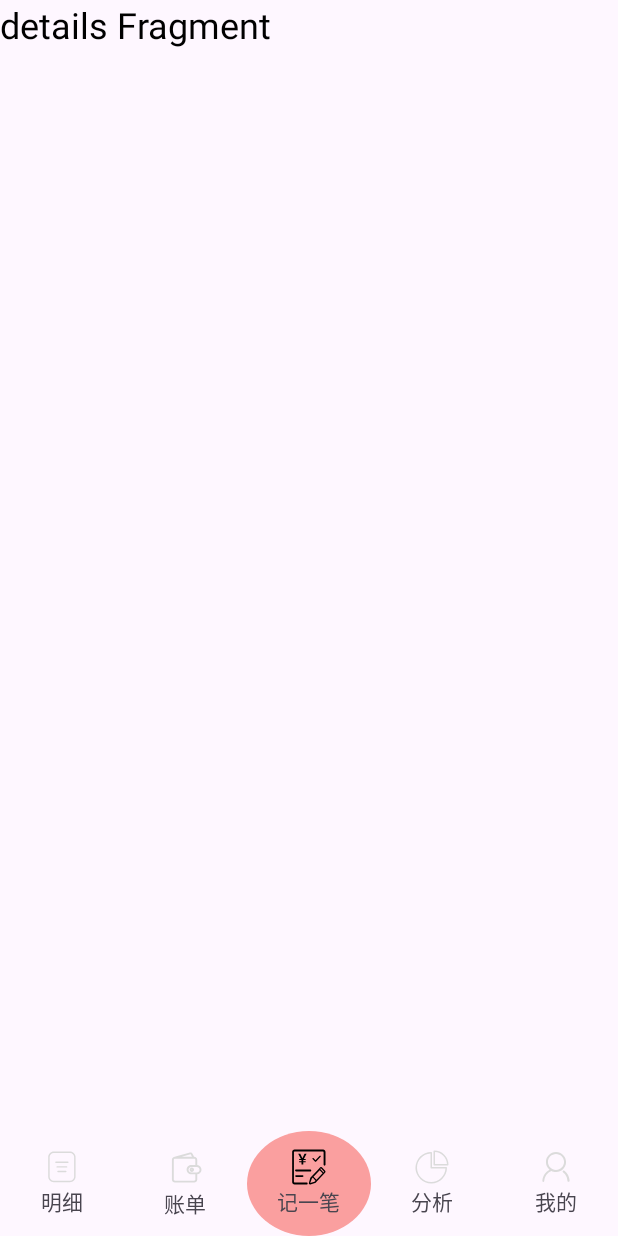
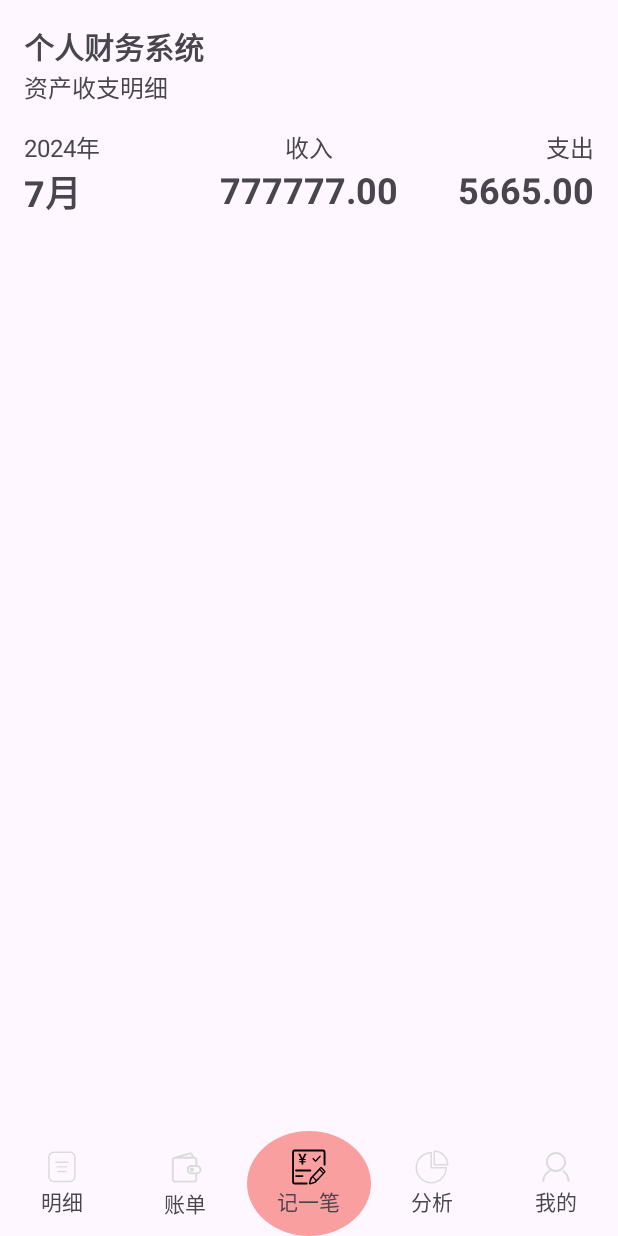
Before and after one commit to DMUGZT/Android_main, an Android app: the screen it shows after launch (MainActivity), on a phone screen of 412 x 824 dp. Run offline under Robolectric (Android 15) with nearby library versions, the phone set to English and light mode, and no system bars.

Commit message:
Detail界面demo

```diff
--- a/app/src/main/res/layout/activity_login.xml
+++ b/app/src/main/res/layout/activity_login.xml
@@ -23,7 +23,7 @@
         android:id="@+id/logoImageView"
         android:layout_width="100dp"
         android:layout_height="100dp"
-        android:src="@drawable/ic_logo"
+        android:src="@drawable/login_logo"
         android:layout_marginTop="20dp"
         android:contentDescription="Logo" />
     <EditText
--- a/app/src/main/res/layout/fragment_details.xml
+++ b/app/src/main/res/layout/fragment_details.xml
@@ -1,16 +1,106 @@
-<?xml version="1.0" encoding="utf-8"?>
-<FrameLayout xmlns:android="http://schemas.android.com/apk/res/android"
-    xmlns:tools="http://schemas.android.com/tools"
+<LinearLayout xmlns:android="http://schemas.android.com/apk/res/android"
+    xmlns:app="http://schemas.android.com/apk/res-auto"
     android:layout_width="match_parent"
     android:layout_height="match_parent"
-    tools:context=".DetailsFragment">
+    android:orientation="vertical">
 
-    <!-- TODO: Update blank fragment layout -->
-    <TextView
-        android:layout_width="wrap_content"
+    <!-- 顶部标题部分 -->
+    <LinearLayout
+        android:layout_width="match_parent"
         android:layout_height="wrap_content"
-        android:text="details Fragment"
-        android:textSize="24sp"
-        android:textColor="@android:color/black" />
+        android:orientation="vertical"
+        android:padding="16dp">
 
-</FrameLayout>
+        <TextView
+            android:layout_width="wrap_content"
+            android:layout_height="wrap_content"
+            android:text="个人财务系统"
+            android:textSize="20sp"
+            android:textStyle="bold"/>
+
+        <TextView
+            android:layout_width="wrap_content"
+            android:layout_height="wrap_content"
+            android:text="资产收支明细"
+            android:textSize="16sp"
+            />
+
+        <!-- 日期和收入支出信息 -->
+        <LinearLayout
+            android:layout_width="match_parent"
+            android:layout_height="wrap_content"
+            android:orientation="horizontal"
+            android:layout_marginTop="16dp">
+
+            <LinearLayout
+                android:layout_width="0dp"
+                android:layout_height="wrap_content"
+                android:layout_weight="1"
+                android:orientation="vertical">
+
+                <TextView
+                    android:layout_width="wrap_content"
+                    android:layout_height="wrap_content"
+                    android:text="2024年"
+                    android:textSize="16sp"/>
+                <TextView
+                    android:layout_width="wrap_content"
+                    android:layout_height="wrap_content"
+                    android:text="7月"
+                    android:textSize="24sp"
+                    android:textStyle="bold"/>
+            </LinearLayout>
+
+            <LinearLayout
+                android:layout_width="0dp"
+                android:layout_height="wrap_content"
+                android:layout_weight="1"
+                android:orientation="vertical"
+                android:gravity="center">
+
+                <TextView
+                    android:layout_width="wrap_content"
+                    android:layout_height="wrap_content"
+                    android:text="收入"
+                    android:textSize="16sp"/>
+                <TextView
+                    android:layout_width="wrap_content"
+                    android:layout_height="wrap_content"
+                    android:text="777777.00"
+                    android:textSize="24sp"
+                    android:textStyle="bold"/>
+            </LinearLayout>
+
+            <LinearLayout
+                android:layout_width="0dp"
+                android:layout_height="wrap_content"
+                android:layout_weight="1"
+                android:orientation="vertical"
+                android:gravity="end">
+
+                <TextView
+                    android:layout_width="wrap_content"
+                    android:layout_height="wrap_content"
+                    android:text="支出"
+                    android:textSize="16sp"/>
+                <TextView
+                    android:layout_width="wrap_content"
+                    android:layout_height="wrap_content"
+                    android:text="5665.00"
+                    android:textSize="24sp"
+                    android:textStyle="bold"/>
+            </LinearLayout>
+        </LinearLayout>
+    </LinearLayout>
+
+    <!-- RecyclerView 用于显示收支明细 -->
+    <androidx.recyclerview.widget.RecyclerView
+        android:id="@+id/recyclerView"
+        android:layout_width="match_parent"
+        android:layout_height="0dp"
+        android:layout_weight="1"
+        android:padding="16dp"/>
+
+    <!-- 底部导航栏代码 -->
+
+</LinearLayout>
```
Also changed, not shown: app/src/main/java/com/example/test/Detail_Transaction.java (added, +25 -0 lines), app/src/main/java/com/example/test/Detail_TransactionAdapter.java (added, +50 -0 lines), app/src/main/java/com/example/test/DetailsFragment.java (+3 -0 lines), app/src/main/res/layout/item_transaction.xml (added, +32 -0 lines).
